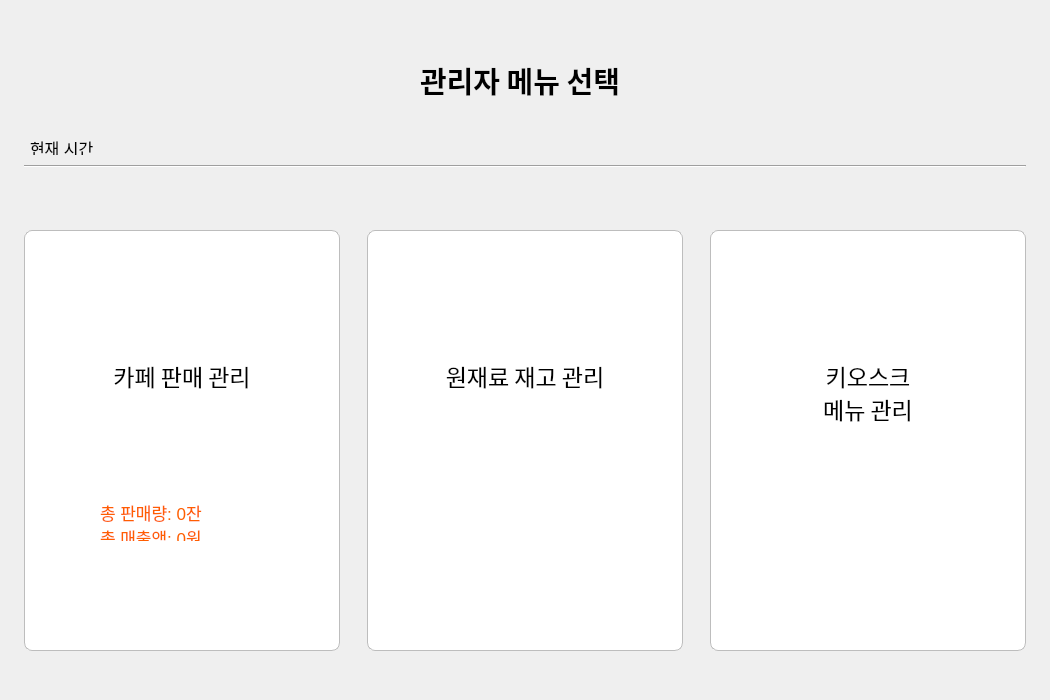
The window that menu.ui (obloodobladeo-spec/inventory-pyqt) describes before a commit, drawn with Qt 5.
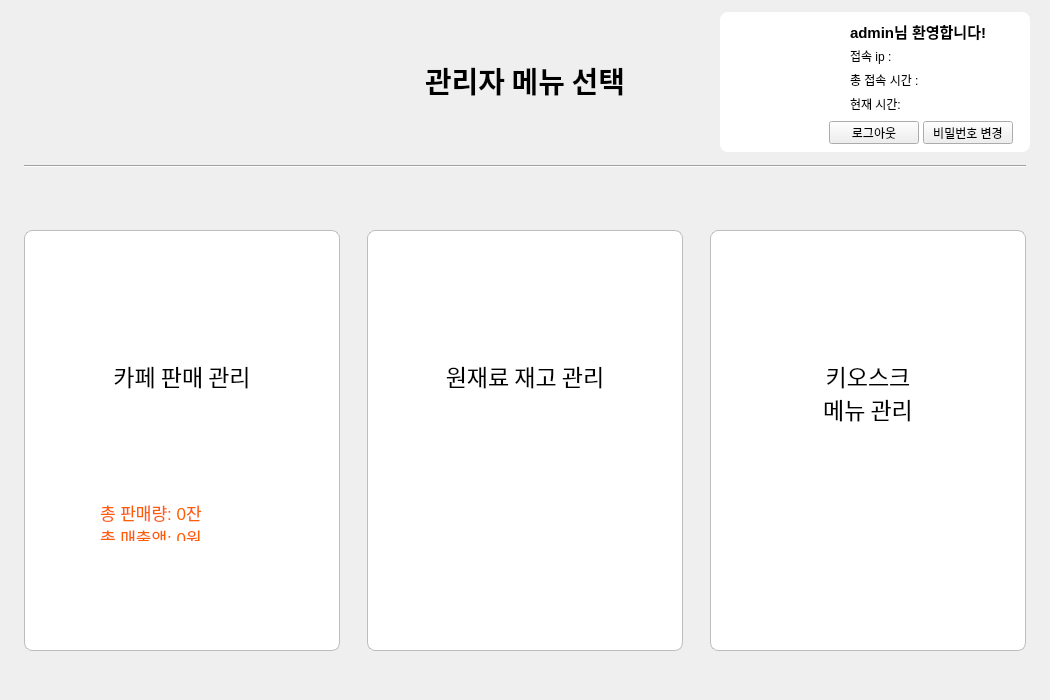
The same window after the commit. Icons and pictures are not drawn.

Commit message: 최최종본

What changed in the file:
```diff
--- a/menu.ui
+++ b/menu.ui
@@ -25,7 +25,7 @@
   <widget class="QLabel" name="label">
    <property name="geometry">
     <rect>
-     <x>375</x>
+     <x>380</x>
      <y>50</y>
      <width>290</width>
      <height>61</height>
@@ -46,25 +46,6 @@
     <set>Qt::AlignCenter</set>
    </property>
   </widget>
-  <widget class="QLabel" name="time_label">
-   <property name="geometry">
-    <rect>
-     <x>30</x>
-     <y>140</y>
-     <width>64</width>
-     <height>15</height>
-    </rect>
-   </property>
-   <property name="font">
-    <font>
-     <family>Arial</family>
-     <pointsize>12</pointsize>
-    </font>
-   </property>
-   <property name="text">
-    <string>현재 시간:</string>
-   </property>
-  </widget>
   <widget class="Line" name="line">
    <property name="geometry">
     <rect>
@@ -309,6 +290,128 @@
     <enum>Qt::ToolButtonTextUnderIcon</enum>
    </property>
   </widget>
+  <widget class="QFrame" name="frame">
+   <property name="geometry">
+    <rect>
+     <x>720</x>
+     <y>12</y>
+     <width>310</width>
+     <height>140</height>
+    </rect>
+   </property>
+   <property name="styleSheet">
+    <string notr="true">QFrame{
+background:white;
+border-radius:8px;
+}
+</string>
+   </property>
+   <property name="frameShape">
+    <enum>QFrame::Panel</enum>
+   </property>
+   <property name="frameShadow">
+    <enum>QFrame::Raised</enum>
+   </property>
+   <property name="lineWidth">
+    <number>1</number>
+   </property>
+   <property name="midLineWidth">
+    <number>0</number>
+   </property>
+   <widget class="QLabel" name="label_5">
+    <property name="geometry">
+     <rect>
+      <x>20</x>
+      <y>25</y>
+      <width>90</width>
+      <height>90</height>
+     </rect>
+    </property>
+    <property name="text">
+     <string/>
+    </property>
+    <property name="pixmap">
+     <pixmap>icon/user.png</pixmap>
+    </property>
+    <property name="scaledContents">
+     <bool>true</bool>
+    </property>
+   </widget>
+   <widget class="QWidget" name="verticalLayoutWidget">
+    <property name="geometry">
+     <rect>
+      <x>130</x>
+      <y>10</y>
+      <width>160</width>
+      <height>91</height>
+     </rect>
+    </property>
+    <layout class="QVBoxLayout" name="verticalLayout">
+     <item>
+      <widget class="QLabel" name="label_6">
+       <property name="font">
+        <font>
+         <family>Arial</family>
+         <pointsize>11</pointsize>
+         <weight>75</weight>
+         <bold>true</bold>
+        </font>
+       </property>
+       <property name="text">
+        <string>admin님 환영합니다!</string>
+       </property>
+      </widget>
+     </item>
+     <item>
+      <widget class="QLabel" name="ip_label">
+       <property name="text">
+        <string>접속 ip :</string>
+       </property>
+      </widget>
+     </item>
+     <item>
+      <widget class="QLabel" name="time_label">
+       <property name="text">
+        <string>총 접속 시간 :</string>
+       </property>
+      </widget>
+     </item>
+     <item>
+      <widget class="QLabel" name="time_label_2">
+       <property name="text">
+        <string>현재 시간:</string>
+       </property>
+      </widget>
+     </item>
+    </layout>
+   </widget>
+   <widget class="QPushButton" name="pushButton">
+    <property name="geometry">
+     <rect>
+      <x>109</x>
+      <y>109</y>
+      <width>90</width>
+      <height>23</height>
+     </rect>
+    </property>
+    <property name="text">
+     <string>로그아웃</string>
+    </property>
+   </widget>
+   <widget class="QPushButton" name="pushButton_2">
+    <property name="geometry">
+     <rect>
+      <x>203</x>
+      <y>109</y>
+      <width>90</width>
+      <height>23</height>
+     </rect>
+    </property>
+    <property name="text">
+     <string>비밀번호 변경</string>
+    </property>
+   </widget>
+  </widget>
   <zorder>label</zorder>
   <zorder>time_label</zorder>
   <zorder>line</zorder>
```
Left out of the diff: 2 changed lines with no effect on the pictures.
